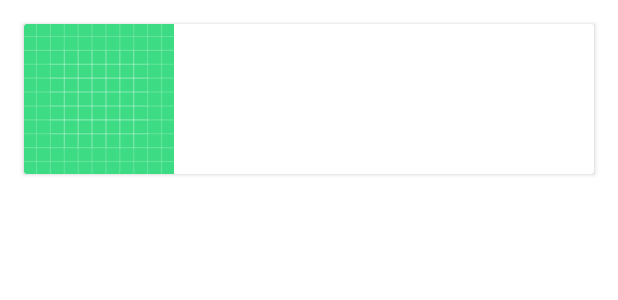
After one commit to kundan-gif/NoBrokerAssignment, an Android app: the layout item_layout.xml on its own in the app's theme, with its tools: preview values and no code run, on a phone screen of 412 x 824 dp. The commit adds this screen. Shown: the top 300 px of the screen. Run offline under Robolectric (Android 15) with nearby library versions, the light colour scheme and no system bars; network calls fail.

Commit message:
Storing data to my database and displaying it in recyclerView

```diff
--- a/Assignment/app/src/main/AndroidManifest.xml
+++ b/Assignment/app/src/main/AndroidManifest.xml
@@ -7,6 +7,7 @@
         android:allowBackup="true"
         android:icon="@mipmap/ic_launcher"
         android:label="@string/app_name"
+        android:name=".views.ApplicationClass"
         android:roundIcon="@mipmap/ic_launcher_round"
         android:supportsRtl="true"
         android:theme="@style/Theme.NoBroker">
--- a/Assignment/app/src/main/java/com/masai/nobroker/data/remote/ApiServices.kt
+++ b/Assignment/app/src/main/java/com/masai/nobroker/data/remote/ApiServices.kt
@@ -12,7 +12,7 @@ const val BASE_URL="https://api.jsonbin.io/"
 interface ApiInterface{
 
     @GET("b/60fa8fefa917050205ce5470")
-    fun getPost() : MyResponse
+     suspend fun getPost() : MyResponse
 }
 object ApiServices {
     val instance:ApiInterface
--- a/Assignment/app/src/main/java/com/masai/nobroker/repository/MyRepository.kt
+++ b/Assignment/app/src/main/java/com/masai/nobroker/repository/MyRepository.kt
@@ -9,7 +9,7 @@ class MyRepository(val myDao: MyDao) {
     val api= ApiServices.instance
    suspend fun insertPosts(){
       val result=api.getPost()
-       for (i in 0..result.size) {
+       for (i in 0 until result.size) {
            val myEntity = MyEntity(result[i].image, result[i].title, result[i].subTitle)
            myDao.insertPosts(myEntity)
        }
--- /dev/null
+++ b/Assignment/app/src/main/res/layout/item_layout.xml
@@ -0,0 +1,35 @@
+<?xml version="1.0" encoding="utf-8"?>
+<androidx.cardview.widget.CardView
+    xmlns:android="http://schemas.android.com/apk/res/android"
+    android:layout_width="match_parent"
+    android:layout_margin="16dp"
+    xmlns:tools="http://schemas.android.com/tools"
+    android:layout_height="wrap_content">
+
+    <RelativeLayout
+        android:layout_width="match_parent"
+        android:layout_height="wrap_content">
+        <ImageView
+            android:layout_width="100dp"
+            android:id="@+id/image"
+            tools:src="@drawable/ic_launcher_background"
+            android:layout_height="100dp"/>
+        <TextView
+            android:layout_width="wrap_content"
+            android:id="@+id/title"
+            android:layout_marginLeft="16dp"
+            android:layout_marginTop="16dp"
+            android:layout_toEndOf="@id/image"
+            android:layout_height="wrap_content"/>
+        <TextView
+            android:layout_width="wrap_content"
+            android:id="@+id/subTitle"
+            android:layout_marginLeft="16dp"
+            android:layout_marginTop="16dp"
+            android:layout_toEndOf="@id/image"
+            android:layout_below="@id/title"
+            android:layout_height="wrap_content"/>
+
+    </RelativeLayout>
+
+</androidx.cardview.widget.CardView>
```
Also changed, not shown: Assignment/app/src/main/java/com/masai/nobroker/views/ApplicationClass.kt (added, +15 -0 lines), Assignment/app/src/main/java/com/masai/nobroker/views/MainActivity.kt (+33 -7 lines), Assignment/app/src/main/java/com/masai/nobroker/views/adapter/PostAdapter.kt (added, +37 -0 lines), Assignment/app/src/main/java/com/masai/nobroker/views/interfaces/ItemClickListener.kt (added, +7 -0 lines), Assignment/app/src/main/res/layout/activity_main.xml (+7 -11 lines).
